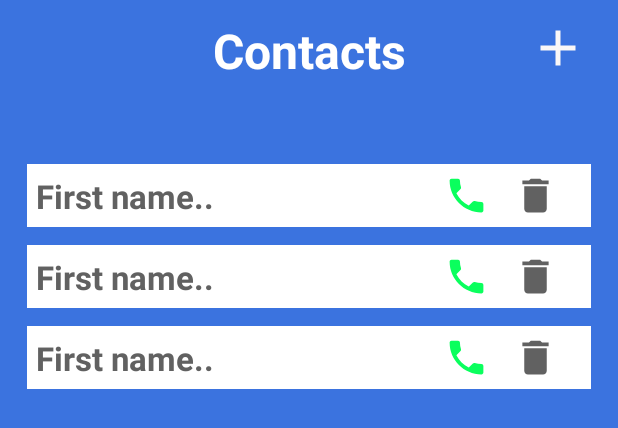
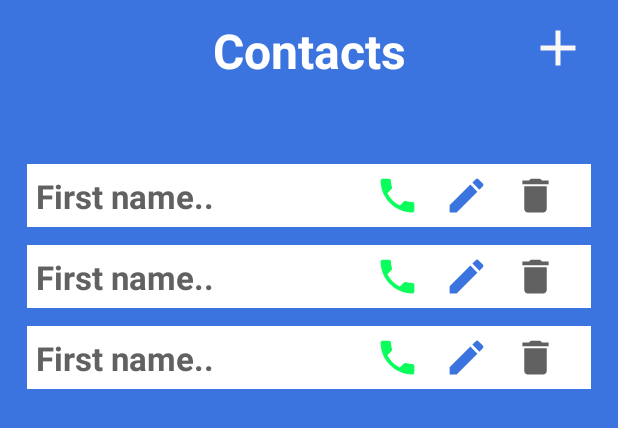
Before and after one commit to danielmbutler/AddressBookApp, an Android app: the layout fragment_home.xml on its own in the app's theme, with its tools: preview values and no code run, on a phone screen of 412 x 824 dp. Shown: the top 428 px of the screen. Run offline under Robolectric (Android 15) with nearby library versions, the phone set to English and light mode, and no system bars.

```diff
--- /dev/null
+++ b/app/src/main/res/drawable/ic_baseline_edit_24.xml
@@ -0,0 +1,5 @@
+<vector android:height="24dp" android:tint="#3B73DF"
+    android:viewportHeight="24" android:viewportWidth="24"
+    android:width="24dp" xmlns:android="http://schemas.android.com/apk/res/android">
+    <path android:fillColor="@android:color/white" android:pathData="M3,17.25V21h3.75L17.81,9.94l-3.75,-3.75L3,17.25zM20.71,7.04c0.39,-0.39 0.39,-1.02 0,-1.41l-2.34,-2.34c-0.39,-0.39 -1.02,-0.39 -1.41,0l-1.83,1.83 3.75,3.75 1.83,-1.83z"/>
+</vector>
--- a/app/src/main/res/layout/phone_number_item.xml
+++ b/app/src/main/res/layout/phone_number_item.xml
@@ -28,9 +28,21 @@
         android:layout_marginEnd="16dp"
         android:contentDescription="@string/call_contact"
         app:layout_constraintBottom_toBottomOf="@+id/rv_item_tv_name"
-        app:layout_constraintEnd_toStartOf="@id/rv_item_delete"
+        app:layout_constraintEnd_toStartOf="@id/rv_item_edit"
         app:layout_constraintTop_toTopOf="@+id/rv_item_tv_name"
         app:srcCompat="@drawable/ic_baseline_local_phone_24" />
+
+    <ImageView
+        android:id="@+id/rv_item_edit"
+        android:layout_width="30dp"
+        android:layout_height="30dp"
+        android:layout_marginEnd="16dp"
+        android:contentDescription="@string/edit_contact"
+        app:layout_constraintBottom_toBottomOf="@+id/rv_item_ivphone"
+        app:layout_constraintEnd_toStartOf="@id/rv_item_delete"
+        app:layout_constraintTop_toTopOf="@+id/rv_item_ivphone"
+        app:srcCompat="@drawable/ic_baseline_edit_24" />
+
 
     <ImageView
         android:id="@+id/rv_item_delete"
--- a/app/src/main/res/values/strings.xml
+++ b/app/src/main/res/values/strings.xml
@@ -19,6 +19,8 @@
     <string name="validate_lastname_Error">"Please provide a last name longer than one character"</string>
     <string name="validate_email_Error">"Please provide a correct email"</string>
     <string name="validate_phone_Error">"Please provide a correct phone number (10 numbers)"</string>
-    <string name="contact_Delete_warning">"Are you sure you wan to delete this contact ?"</string>
+    <string name="contact_Delete_warning">"Are you sure you want to delete this contact ?"</string>
     <string name="permission_denied">"Permission has been permanently denied, CLICK HERE to enable"</string>
+    <string name="edit_contact">edit contact</string>
+    <string name="update">Update</string>
 </resources>
```
Also changed, not shown: app/src/main/java/com/dbtechprojects/addressbookapp/models/Contact.java (+3 -4 lines), app/src/main/java/com/dbtechprojects/addressbookapp/ui/adapters/ContactsAdapter.java (+13 -5 lines), app/src/main/java/com/dbtechprojects/addressbookapp/ui/dialogs/AddContactDialog.java (+24 -1 lines), app/src/main/java/com/dbtechprojects/addressbookapp/ui/fragments/HomeFragment.java (+23 -3 lines).
